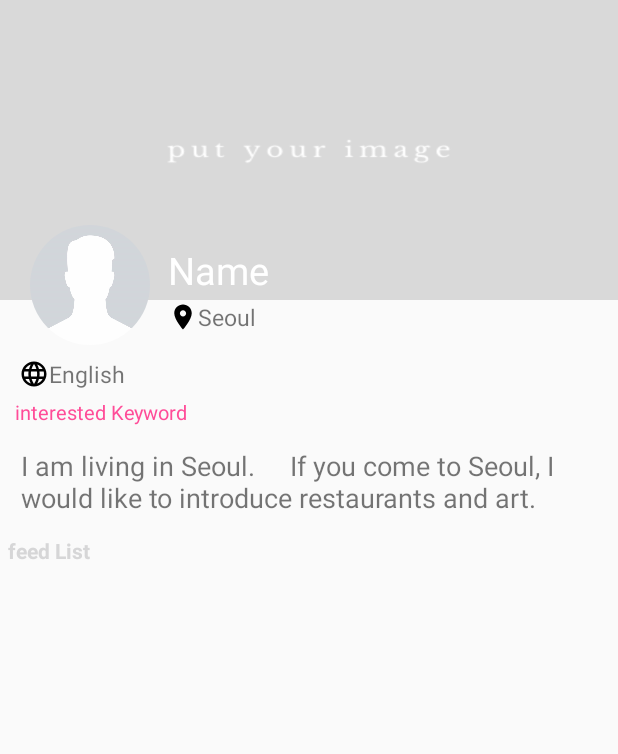
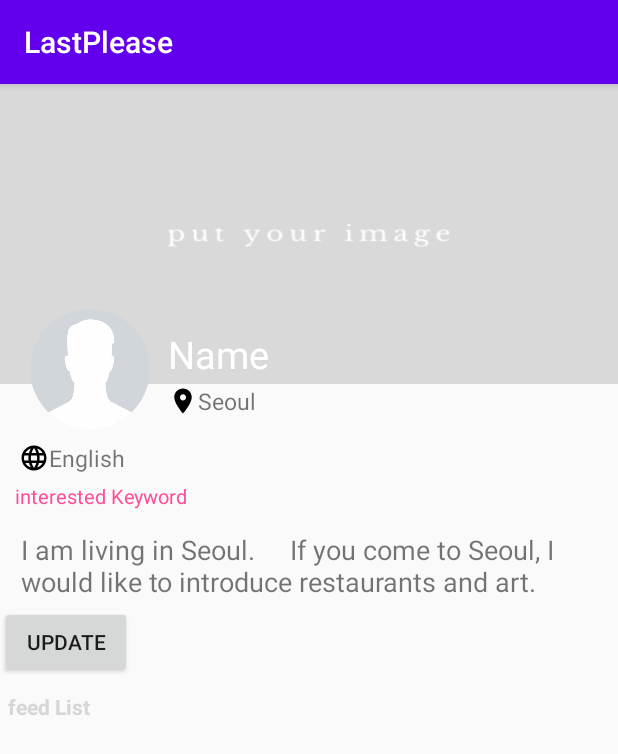
Before and after one commit to kangdonghune/trip22_ver2, an Android app: the MainActivity screen opened directly, with no data from a screen before it, after a tap on an icon or button, on a phone screen of 412 x 824 dp. Shown: the top 754 px of the screen. Run offline under Robolectric (Android 15) with nearby library versions, the phone set to English and light mode, and no system bars; our stand-ins replace CircleImageView, Firebase (no records; nobody signed in at launch, a user with empty details on screens opened directly), Picasso; libraries missing offline, so code that uses them is left out: com.like, xyz.hasnat.sweettoast; pictures from the network do not load; 2 other taps on this screen came first.

Commit message:
프로필 나눔

```diff
--- a/app/src/main/java/com/example/lastplease/Main/MainActivity.java
+++ b/app/src/main/java/com/example/lastplease/Main/MainActivity.java
@@ -20,6 +20,7 @@
 import com.example.lastplease.Profile.ProfileActivity;
 import com.example.lastplease.R;
 import com.example.lastplease.Travler.SettingActivity;
+import com.example.lastplease.respon_profile;
 import com.google.android.gms.tasks.OnCompleteListener;
 import com.google.android.gms.tasks.Task;
 import com.google.android.material.floatingactionbutton.FloatingActionButton;
@@ -95,7 +96,7 @@
         fab2.setOnClickListener(new View.OnClickListener() {
             @Override
             public void onClick(View v) {
-                Intent profile=new Intent(MainActivity.this, ProfileActivity.class);
+                Intent profile=new Intent(MainActivity.this, respon_profile.class);
                 startActivity(profile);
             }
         });
--- /dev/null
+++ b/app/src/main/java/com/example/lastplease/respon_profile.java
@@ -0,0 +1,391 @@
+package com.example.lastplease;
+
+import android.Manifest;
+import android.content.Intent;
+import android.content.pm.PackageManager;
+import android.net.Uri;
+import android.os.Bundle;
+import android.provider.MediaStore;
+import android.view.LayoutInflater;
+import android.view.View;
+import android.view.ViewGroup;
+import android.widget.Button;
+import android.widget.ImageView;
+import android.widget.TextView;
+
+import androidx.annotation.NonNull;
+import androidx.annotation.Nullable;
+import androidx.appcompat.app.AppCompatActivity;
+import androidx.core.app.ActivityCompat;
+import androidx.core.content.ContextCompat;
+import androidx.recyclerview.widget.GridLayoutManager;
+import androidx.recyclerview.widget.RecyclerView;
+
+import com.example.lastplease.Feed.FeedDetailActivity;
+import com.example.lastplease.R;
+import com.example.lastplease.Travler.SettingActivity;
+import com.example.lastplease.utils.Feed;
+import com.firebase.ui.firestore.FirestoreRecyclerAdapter;
+import com.firebase.ui.firestore.FirestoreRecyclerOptions;
+import com.google.android.gms.tasks.Continuation;
+import com.google.android.gms.tasks.OnCompleteListener;
+import com.google.android.gms.tasks.OnSuccessListener;
+import com.google.android.gms.tasks.Task;
+import com.google.firebase.auth.FirebaseAuth;
+import com.google.firebase.firestore.DocumentSnapshot;
+import com.google.firebase.firestore.FirebaseFirestore;
+import com.google.firebase.firestore.QuerySnapshot;
+import com.google.firebase.firestore.SetOptions;
+import com.google.firebase.storage.FirebaseStorage;
+import com.google.firebase.storage.StorageReference;
+import com.google.firebase.storage.UploadTask;
+import com.squareup.picasso.Callback;
+import com.squareup.picasso.NetworkPolicy;
+import com.squareup.picasso.Picasso;
+
+import java.text.SimpleDateFormat;
+import java.util.ArrayList;
+import java.util.Date;
+import java.util.HashMap;
+import java.util.Iterator;
+import java.util.List;
+import java.util.Map;
+
+import de.hdodenhof.circleimageview.CircleImageView;
+import xyz.hasnat.sweettoast.SweetToast;
+
+public class respon_profile extends AppCompatActivity {
+
+    int REQUEST_IMAGE_CODE=1001;
+    int REQUEST_EXTERNAL_STORAGE_PERMISSION=1002;
+    String profileback_download_url, feed_uri;
+    private StorageReference mStorageRef;
+
+    RecyclerView profile_feed;
+
+    private String currentUserID;
+    private FirebaseAuth mAuth;
+
+    private CircleImageView ivUser;
+    private ImageView ivBack;
+    String profile_language="";
+    Button update;
+
+
+
+    FirebaseFirestore db;
+
+    //TextView 부분
+    TextView name;
+    TextView keyword;
+    TextView location;
+    TextView language;
+    TextView introduce;
+    TextView startday;
+    TextView endday;
+
+    Intent intent;
+
+
+    @Override
+    protected void onCreate(Bundle savedInstanceState) {
+        super.onCreate(savedInstanceState);
+        setContentView(R.layout.activity_respon_profile);
+
+        name=findViewById(R.id.rprofile_name);
+        keyword=findViewById(R.id.rprofile_keyword);
+        location=findViewById(R.id.rprofile_location);
+        language=findViewById(R.id.rprofile_language);
+        introduce=findViewById(R.id.rprofile_introduce);
+        update=findViewById(R.id.rupdate);
+        db = FirebaseFirestore.getInstance();
+
+        mAuth = FirebaseAuth.getInstance();
+        mStorageRef = FirebaseStorage.getInstance().getReference();
+
+        currentUserID=mAuth.getCurrentUser().getUid();
+
+        if(ContextCompat.checkSelfPermission(respon_profile.this,
+                Manifest.permission.READ_EXTERNAL_STORAGE)
+                != PackageManager.PERMISSION_GRANTED){
+            if(ActivityCompat.shouldShowRequestPermissionRationale(respon_profile.this,
+                    Manifest.permission.READ_EXTERNAL_STORAGE)){
+
+            }else{
+                ActivityCompat.requestPermissions(respon_profile.this,
+                        new String[]{Manifest.permission.READ_EXTERNAL_STORAGE},
+                        REQUEST_EXTERNAL_STORAGE_PERMISSION);
+            }
+        }else{
+
+        }
+
+
+
+
+        ivUser=findViewById(R.id.rprofile_ivUser);
+        ivBack=findViewById(R.id.rprofile_ivUserBackground);
+
+        ivBack.setOnClickListener(new View.OnClickListener() {
+            @Override
+            public void onClick(View v) {
+                Intent in=new Intent(Intent.ACTION_PICK, MediaStore.Images.Media.EXTERNAL_CONTENT_URI);
+                startActivityForResult(in, REQUEST_IMAGE_CODE);
+            }
+        });
+        db.collection("Users").document(currentUserID).get().addOnCompleteListener(new OnCompleteListener<DocumentSnapshot>() {
+            @Override
+            public void onComplete(@NonNull Task<DocumentSnapshot> task) {
+                if (task.isSuccessful()) {
+                    DocumentSnapshot document = task.getResult();
+                    if (document.exists()) {
+                        Map<String, Object> imgMap = document.getData();
+                        if (imgMap.containsKey("user_image")) {
+                            final String userUri = imgMap.get("user_image").toString();
+                            Picasso.get().load(userUri)
+                                    .networkPolicy(NetworkPolicy.OFFLINE) // for offline
+                                    .placeholder(R.drawable.default_profile_image)
+                                    .error(R.drawable.default_profile_image)
+                                    .resize(0,100)
+                                    .into(ivUser, new Callback() {
+                                        @Override
+                                        public void onSuccess() {
+
+                                        }
+
+                                        @Override
+                                        public void onError(Exception e) {
+                                            Picasso.get().load(userUri)
+                                                    .placeholder(R.drawable.default_profile_image)
+                                                    .error(R.drawable.default_profile_image)
+                                                    .resize(0,100)
+                                                    .into(ivUser);
+                                        }
+                                    });
+                        }
+                        if (imgMap.containsKey("user_back_image")) {
+                            final String userbackUri = imgMap.get("user_back_image").toString();
+                            Picasso.get().load(userbackUri)
+                                    .networkPolicy(NetworkPolicy.OFFLINE) // for offline
+                                    .placeholder(R.drawable.profile_ivuserbackgroundimage)
+                                    .error(R.drawable.profile_ivuserbackgroundimage)
+                                    .resize(0,400)
+                                    .into(ivBack, new Callback() {
+                                        @Override
+                                        public void onSuccess() {
+
+                                        }
+
+                                        @Override
+                                        public void onError(Exception e) {
+                                            Picasso.get().load(userbackUri)
+                                                    .placeholder(R.drawable.profile_ivuserbackgroundimage)
+                                                    .error(R.drawable.profile_ivuserbackgroundimage)
+                                                    .resize(0,400)
+                                                    .into(ivBack);
+                                        }
+                                    });
+                        }
+                    }
+                }
+            }
+        });
+
+        update.setOnClickListener(new View.OnClickListener() {
+            @Override
+            public void onClick(View v) {
+                intent = new Intent(respon_profile.this, SettingActivity.class);
+                startActivity(intent);
+            }
+        });
+
+        RetrieveUserInfo();
+
+        profile_feed=(RecyclerView)findViewById(R.id.rfeed_list);
+        GridLayoutManager proFeedGridManger=new GridLayoutManager(respon_profile.this,3);
+        profile_feed.setLayoutManager(proFeedGridManger);
+
+    }
+    private void RetrieveUserInfo(){
+        db.collection("Users").document(currentUserID).get().addOnCompleteListener(new OnCompleteListener<DocumentSnapshot>() {
+            @Override
+            public void onComplete(@NonNull Task<DocumentSnapshot> task) {
+
+                if(task.isSuccessful()){
+                    DocumentSnapshot document=task.getResult();
+                    if(document.exists())
+                    {
+                        Map<String, Object> profile_map=document.getData();// 문서 전체를 profile_map으로 받아온것
+                        if(profile_map.containsKey("name")) {
+                            String profile_name = profile_map.get("name").toString();
+                            name.setText(profile_name);
+                        }
+                        if(profile_map.containsKey("location")){
+                            HashMap<String,Boolean> locationpart=(HashMap)profile_map.get("location");
+                            String profile_location="";
+                            for(String userlocation : locationpart.keySet())
+                            {
+                                profile_location=profile_location+userlocation;
+                            }
+                            location.setText(profile_location);
+                        }
+                        if(profile_map.containsKey("status")){
+                            String profile_status = profile_map.get("status").toString();
+                            introduce.setText(profile_status);
+                        }
+                        if(profile_map.containsKey("newL")){
+                            String L=(String)profile_map.get("newL");
+                            if(L.equals("English"))
+                                profile_language= "Main : "+L+ "  Sub : ";
+                            if(L.equals("Korean"))
+                                profile_language= "Main : "+L+ "  Sub : ";
+                            if(L.equals("Chinese"))
+                                profile_language= "Main : "+L + "  Sub : ";
+
+                        }
+                        if(profile_map.containsKey("language")){
+                            HashMap<String,Boolean> langlist=(HashMap)profile_map.get("language");
+                            String aa="";
+                            for(String userlang:langlist.keySet()) {
+
+                                aa=aa+userlang+",  ";
+                            }
+                            language.setText(profile_language+aa);
+                        }
+
+                        if(profile_map.containsKey("user_keyword")){
+
+                            HashMap<String,Boolean> user_keywords=(HashMap)profile_map.get("user_keyword");
+                            String profile_userkeyword="";
+
+                            for(String userinterest:user_keywords.keySet()){
+
+                                profile_userkeyword=profile_userkeyword+"#"+userinterest+" ";
+                            }
+                            keyword.setText(profile_userkeyword);
+
+                        }
+                    }
+                }
+            }
+        });
+    }
+    public void onActivityResult(int requestCode, int resultCode, @Nullable Intent data) {
+        super.onActivityResult(requestCode, resultCode, data);
+        if(requestCode==REQUEST_IMAGE_CODE && resultCode == respon_profile.this.RESULT_OK){
+            final Uri image=data.getData();
+            Picasso.get().load(image)
+                    .placeholder(R.drawable.profile_ivuserbackgroundimage)
+                    .error(R.drawable.profile_ivuserbackgroundimage)
+                    .resize(0,200)
+                    .into(ivBack);
+
+            final StorageReference storeRef = mStorageRef.child("Users").child(currentUserID).child("profile_back.jpg");
+            UploadTask uploadTask=storeRef.putFile(image);
+            Task<Uri> uriTask=uploadTask.continueWithTask(new Continuation<UploadTask.TaskSnapshot, Task<Uri>>() {
+                @Override
+                public Task<Uri> then(@NonNull Task<UploadTask.TaskSnapshot> task) throws Exception {
+                    if(!task.isSuccessful()){
+                        SweetToast.error(respon_profile.this, "Profile Photo Error: " + task.getException().getMessage());
+                    }
+                    profileback_download_url=storeRef.getDownloadUrl().toString();
+                    return storeRef.getDownloadUrl();
+                }
+            }).addOnCompleteListener(new OnCompleteListener<Uri>() {
+                @Override
+                public void onComplete(@NonNull Task<Uri> task) {
+                    if(task.isSuccessful()){
+                        profileback_download_url=task.getResult().toString();
+
+                        HashMap<String, Object> update_user_data=new HashMap<>();
+                        update_user_data.put("user_back_image",profileback_download_url);
+
+                        db.collection("Users").document(currentUserID).set(update_user_data, SetOptions.merge())
+                                .addOnSuccessListener(new OnSuccessListener<Void>() {
+                                    @Override
+                                    public void onSuccess(Void aVoid) {
+
+                                    }
+                                });
+
+
+                    }
+                }
+            });
+        }
+    }
+    public void onStart(){
+        super.onStart();
+        FirestoreRecyclerOptions<Feed> options =new FirestoreRecyclerOptions.Builder<Feed>()
+                .setQuery(db.collection("Feeds").whereEqualTo("uid",currentUserID),Feed.class).build();
+
+        FirestoreRecyclerAdapter<Feed, FeedViewHolder> feedAdapter=
+                new FirestoreRecyclerAdapter<Feed, FeedViewHolder>(options) {
+                    @Override
+                    protected void onBindViewHolder(@NonNull final FeedViewHolder holder, final int position, @NonNull Feed model) {
+                        db.collection("Feeds").whereEqualTo("uid",currentUserID).get().addOnCompleteListener(new OnCompleteListener<QuerySnapshot>() {
+                            @Override
+                            public void onComplete(@NonNull final Task<QuerySnapshot> task) {
+                                if(task.isSuccessful()){
+                                    if(task.getResult().getDocuments().get(position).contains("feed_uri")){
+                                        feed_uri=task.getResult().getDocuments().get(position).get("feed_uri").toString();
+                                        Picasso.get().load(feed_uri)
+                                                .placeholder(R.drawable.load)
+                                                .error(R.drawable.load)
+                                                .resize(0,200)
+                                                .into(holder.feed);
+
+//                                        holder.itemView.setOnLongClickListener(new View.OnLongClickListener() {
+//                                            @Override
+//                                            public boolean onLongClick(View v) {
+//                                                Intent intent = new Intent(ProfileActivity.this, DeleteFeedActivity.class);
+//                                                intent.putExtra("id", task.getResult().getDocuments().get(position).getId());
+//                                                intent.putExtra("feedUri",feed_uri);
+//                                                startActivity(intent);
+//                                                return true;
+//                                            }
+//                                        });
+                                    }
+                                }
+                            }
+                        });
+                        holder.itemView.setOnClickListener(new View.OnClickListener() {
+                            @Override
+                            public void onClick(View v) {
+                                String userId = getSnapshots().getSnapshot(position).get("uid").toString();
+                                String feedId= getSnapshots().getSnapshot(position).getId();
+                                Intent profileIntent = new Intent(respon_profile.this, FeedDetailActivity.class);
+                                profileIntent.putExtra("userId", userId);
+                                profileIntent.putExtra("feedId", feedId);
+                                startActivity(profileIntent);
+                            }
+                        });
+
+                    }
+
+                    @NonNull
+                    @Override
+                    public FeedViewHolder onCreateViewHolder(@NonNull ViewGroup parent, int viewType) {
+                        View view= LayoutInflater.from(parent.getContext()).inflate(R.layout.question_profile_feed, parent, false);
+                        return new FeedViewHolder(view);
+                    }
+                };
+        profile_feed.setAdapter(feedAdapter);
+        feedAdapter.startListening();
+    }
+
+
+    @Override
+    public void onRequestPermissionsResult(int requestCode, @NonNull String[] permissions, @NonNull int[] grantResults) {
+        super.onRequestPermissionsResult(requestCode, permissions, grantResults);
+    }
+
+    public static class FeedViewHolder extends RecyclerView.ViewHolder{
+        ImageView feed;
+
+        public FeedViewHolder(@NonNull View itemView) {
+            super(itemView);
+            feed=itemView.findViewById(R.id.profile_feed);
+        }
+    }
+}
--- /dev/null
+++ b/app/src/main/res/layout/activity_respon_profile.xml
@@ -0,0 +1,156 @@
+<?xml version="1.0" encoding="utf-8"?>
+<ScrollView xmlns:android="http://schemas.android.com/apk/res/android"
+    xmlns:app="http://schemas.android.com/apk/res-auto"
+    android:layout_width="match_parent"
+    android:layout_height="wrap_content"
+    >
+    <RelativeLayout
+        android:layout_width="match_parent"
+        android:layout_height="match_parent"
+        android:orientation="vertical"
+        app:layout_behavior="@string/appbar_scrolling_view_behavior"
+        >
+
+        <LinearLayout
+            android:layout_width="match_parent"
+            android:layout_height="match_parent"
+            android:orientation="vertical">
+
+
+
+            <FrameLayout
+                android:layout_width="match_parent"
+                android:layout_height="235dp">
+
+                <ImageView
+                    android:id="@+id/rprofile_ivUserBackground"
+                    android:layout_width="match_parent"
+                    android:layout_height="200sp"
+                    android:src="@drawable/profile_ivuserbackgroundimage"
+                    android:scaleType="fitXY">
+
+                </ImageView>
+
+                <LinearLayout
+                    android:layout_width="match_parent"
+                    android:layout_height="wrap_content"
+                    android:orientation="horizontal"
+                    android:layout_marginTop="150sp"
+                    android:layout_marginLeft="20sp">
+
+                    <de.hdodenhof.circleimageview.CircleImageView
+                        android:id="@+id/rprofile_ivUser"
+                        android:layout_width="80dp"
+                        android:layout_height="80dp"
+                        android:src="@drawable/default_profile_image"
+                        />
+
+                    <LinearLayout
+                        android:layout_width="match_parent"
+                        android:layout_height="match_parent"
+                        android:gravity="center_vertical"
+                        android:layout_marginLeft="12dp"
+                        android:layout_marginTop="5dp"
+                        android:orientation="vertical"
+                        >
+                        <TextView
+                            android:layout_width="match_parent"
+                            android:layout_height="wrap_content"
+                            android:text="Name"
+                            android:textColor="@color/white"
+                            android:textSize="25sp"
+                            android:gravity="left"
+                            android:id="@+id/rprofile_name" />
+                        <LinearLayout
+                            android:layout_width="wrap_content"
+                            android:layout_height="wrap_content">
+                            <ImageView
+                                android:layout_width="20dp"
+                                android:layout_height="20dp"
+                                android:layout_marginTop="4dp"
+                                android:src="@drawable/ic_location_on_black_24dp"/>
+                            <TextView
+                                android:layout_width="wrap_content"
+                                android:layout_height="wrap_content"
+                                android:layout_marginTop="3dp"
+                                android:textSize="15sp"
+                                android:text="Seoul"
+                                android:id="@+id/rprofile_location"/>
+                        </LinearLayout>
+
+                    </LinearLayout>
+
+                </LinearLayout>
+
+
+            </FrameLayout>
+
+
+            <LinearLayout
+                android:layout_width="wrap_content"
+                android:layout_height="wrap_content"
+                android:layout_marginLeft="7dp"
+                android:layout_marginBottom="5dp">
+                <ImageView
+                    android:layout_width="20dp"
+                    android:layout_height="20dp"
+                    android:layout_marginTop="4dp"
+                    android:layout_marginLeft="5dp"
+                    android:src="@drawable/ic_language_black_24dp"/>
+                <TextView
+                    android:layout_width="wrap_content"
+                    android:layout_height="wrap_content"
+                    android:layout_marginTop="3dp"
+                    android:textSize="15sp"
+                    android:text="English"
+                    android:id="@+id/rprofile_language"/>
+            </LinearLayout>
+
+            <TextView
+                android:layout_width="match_parent"
+                android:layout_height="wrap_content"
+                android:text="interested Keyword"
+                android:textSize="13sp"
+                android:textColor="@color/glow_color_red"
+                android:layout_marginLeft="10dp"
+                android:id="@+id/rprofile_keyword"/>
+
+
+
+            <TextView
+                android:layout_width="match_parent"
+                android:layout_height="wrap_content"
+                android:text="I am living in Seoul.
+    If you come to Seoul, I would like to introduce restaurants and art."
+                android:textSize="18sp"
+                android:layout_marginTop="10dp"
+                android:layout_marginLeft="10dp"
+                android:padding="4dp"
+                android:id="@+id/rprofile_introduce"/>
+            <Button
+                android:layout_width="wrap_content"
+                android:layout_height="wrap_content"
+                android:text="update"
+                android:id="@+id/rupdate"></Button>
+
+
+
+            <TextView
+                android:layout_width="match_parent"
+                android:layout_height="wrap_content"
+                android:text="feed List"
+                android:textStyle="bold"
+                android:layout_marginLeft="5dp"
+                android:layout_marginTop="9dp"
+                android:textColor="@color/colorBlack"/>
+
+            <androidx.recyclerview.widget.RecyclerView
+                android:id="@+id/rfeed_list"
+                android:layout_width="match_parent"
+                android:layout_height="match_parent"
+                android:layout_marginTop="18dp"
+                android:layout_marginBottom="10dp"></androidx.recyclerview.widget.RecyclerView>
+
+        </LinearLayout>
+    </RelativeLayout>
+</ScrollView>
```
Also changed, not shown: app/src/main/AndroidManifest.xml (+5 -4 lines).
